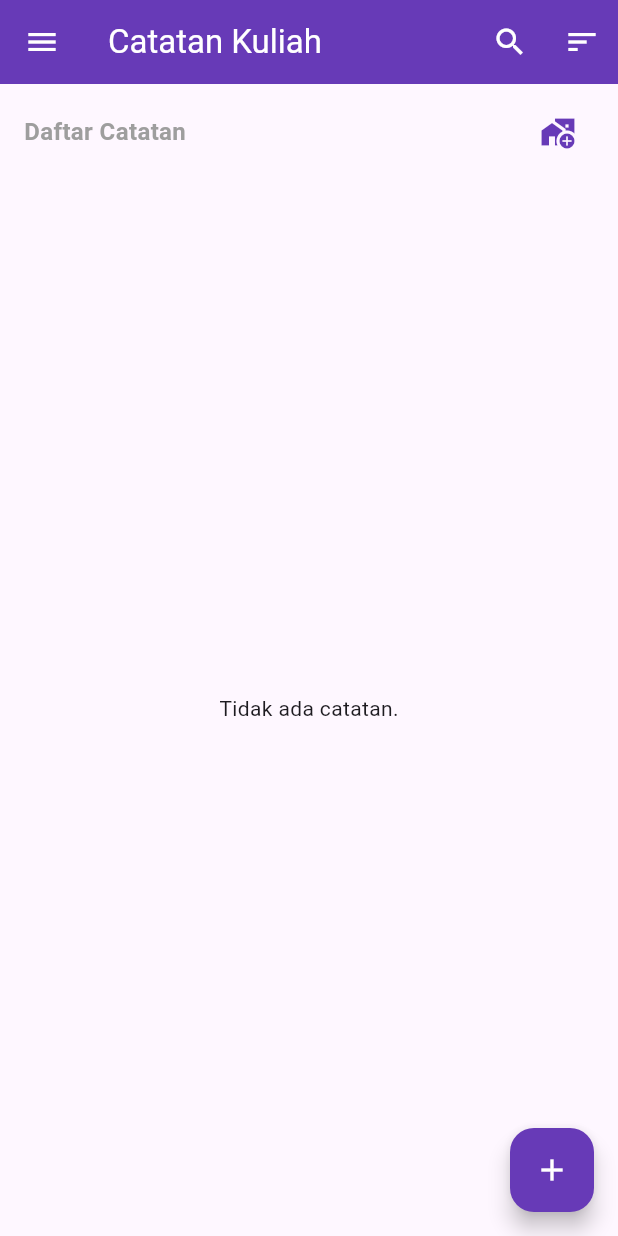
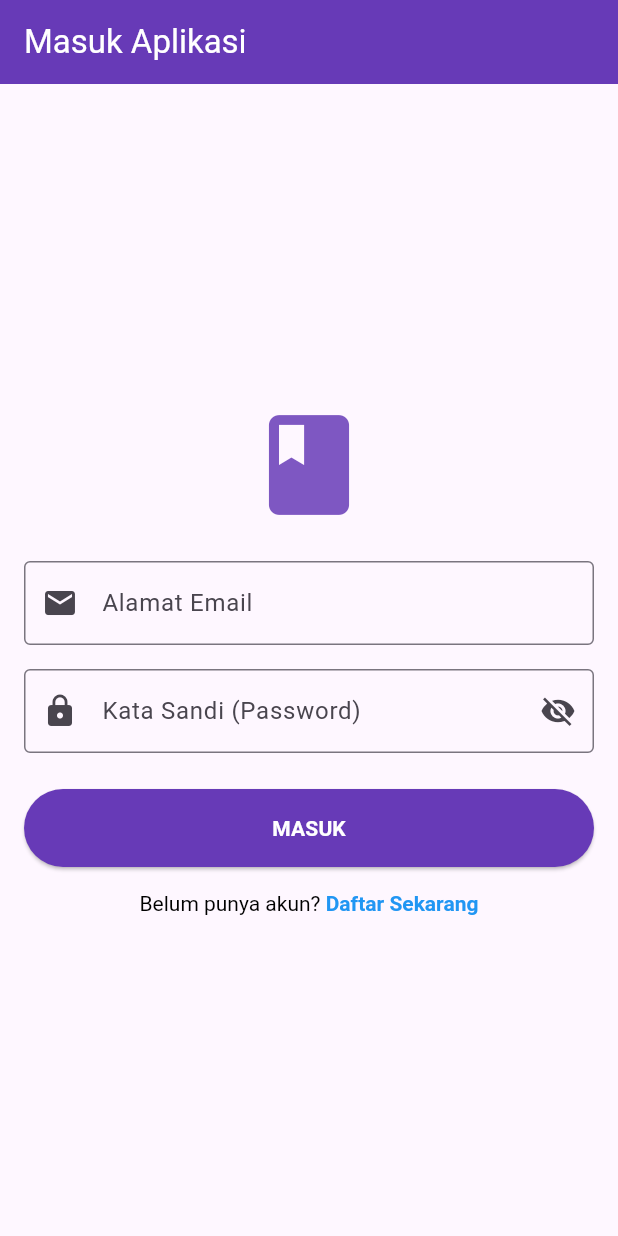
Before and after one commit to Angelim27/tugas-catatan-kuliah-angelim, a Flutter app: the screen it shows after launch, on a phone screen of 412 x 824 dp. Run offline on Flutter 3.47's test engine with Material 3 defaults, Android fonts, the light colour scheme and no system bars; our stand-ins replace cloud_firestore, firebase_auth, firebase_core, firebase_database; accounts and stored records are empty.

Commit message:
sign in sign up

```diff
--- a/catatan_kuliah/lib/main.dart
+++ b/catatan_kuliah/lib/main.dart
@@ -4,6 +4,7 @@ import 'package:provider/provider.dart'; // Import Provider
 import 'firebase_options.dart';
 import 'package:catatan_kuliah/screens/home_screen.dart';
 import 'package:catatan_kuliah/services/theme_provider.dart';
+import 'package:catatan_kuliah/screens/sign_in_screen.dart';
 
 void main() async {
   WidgetsFlutterBinding.ensureInitialized();
@@ -38,7 +39,7 @@ class MyApp extends StatelessWidget {
         colorScheme: ColorScheme.fromSeed(seedColor: Colors.deepPurple, brightness: Brightness.dark),
         useMaterial3: true,
       ),
-      home: const HomeScreen(),
+      home: const SignInScreen(),
     );
   }
 }
--- a/catatan_kuliah/lib/screens/home_screen.dart
+++ b/catatan_kuliah/lib/screens/home_screen.dart
@@ -1,3 +1,5 @@
+import 'package:cloud_firestore/cloud_firestore.dart';
+import 'package:firebase_auth/firebase_auth.dart';
 import 'package:firebase_database/firebase_database.dart';
 import 'package:flutter/material.dart';
 import 'package:intl/intl.dart';
@@ -7,6 +9,8 @@ import 'package:catatan_kuliah/services/theme_provider.dart';
 import 'package:catatan_kuliah/screens/add_note_screen.dart';
 import 'package:catatan_kuliah/screens/note_detail_screen.dart';
 import 'package:catatan_kuliah/screens/course_list_screen.dart';
+
+
 
 class HomeScreen extends StatefulWidget {
   const HomeScreen({super.key});
@@ -264,14 +268,32 @@ class _HomeScreenState extends State<HomeScreen> {
         child: ListView(
           padding: EdgeInsets.zero,
           children: [
-            const UserAccountsDrawerHeader(
-              accountName: Text('Angelim', style: TextStyle(fontWeight: FontWeight.bold)),
-              accountEmail: Text('NPM: 2327240084'),
-              currentAccountPicture: CircleAvatar(
-                backgroundColor: Colors.white,
-                child: Icon(Icons.person, color: Colors.deepPurple, size: 40),
-              ),
-              decoration: BoxDecoration(color: Colors.deepPurple),
+            // GERBANG DINAMIS: Mengambil data user yang sedang login dari Firestore
+            FutureBuilder<DocumentSnapshot>(
+              future: FirebaseFirestore.instance
+                  .collection('users')
+                  .doc(FirebaseAuth.instance.currentUser?.uid)
+                  .get(),
+              builder: (context, snapshot) {
+                // Ambil email langsung dari Firebase Auth sebagai cadangan cepat
+                final String userEmail = FirebaseAuth.instance.currentUser?.email ?? 'Tidak ada email';
+                String userName = 'Memuat nama...';
+
+                if (snapshot.hasData && snapshot.data!.exists) {
+                  final data = snapshot.data!.data() as Map<String, dynamic>?;
+                  userName = data?['fullName'] ?? 'Pengguna';
+                }
+
+                return UserAccountsDrawerHeader(
+                  accountName: Text(userName, style: const TextStyle(fontWeight: FontWeight.bold, fontSize: 16)),
+                  accountEmail: Text(userEmail),
+                  currentAccountPicture: const CircleAvatar(
+                    backgroundColor: Colors.white,
+                    child: Icon(Icons.person, color: Colors.deepPurple, size: 40),
+                  ),
+                  decoration: const BoxDecoration(color: Colors.deepPurple),
+                );
+              },
             ),
             ListTile(
               leading: const Icon(Icons.class_, color: Colors.deepPurple),
--- /dev/null
+++ b/catatan_kuliah/lib/screens/sign_in_screen.dart
@@ -0,0 +1,185 @@
+import 'package:flutter/gestures.dart';
+import 'package:flutter/material.dart';
+import 'package:firebase_auth/firebase_auth.dart';
+import 'package:catatan_kuliah/screens/home_screen.dart';
+import 'package:catatan_kuliah/screens/sign_up_screen.dart';
+
+class SignInScreen extends StatefulWidget {
+  const SignInScreen({super.key});
+  @override
+  SignInScreenState createState() => SignInScreenState();
+}
+
+class SignInScreenState extends State<SignInScreen> {
+  final _emailController = TextEditingController();
+  final _passwordController = TextEditingController();
+  final _formKey = GlobalKey<FormState>();
+  bool _isLoading = false;
+  bool _isPasswordVisible = false;
+
+  void _signIn() async {
+    if (!_formKey.currentState!.validate()) {
+      return;
+    }
+    final email = _emailController.text.trim();
+    final password = _passwordController.text;
+    setState(() => _isLoading = true);
+    try {
+      await FirebaseAuth.instance.signInWithEmailAndPassword(
+        email: email,
+        password: password,
+      );
+      if (!mounted) return;
+      Navigator.of(context).pushReplacement(
+        MaterialPageRoute(builder: (context) => const HomeScreen()),
+      );
+    } on FirebaseAuthException catch (error) {
+      _showSnackBar(_getAuthErrorMessage(error.code));
+    } catch (error) {
+      _showSnackBar('Terjadi kesalahan: $error');
+    } finally {
+      if (mounted) {
+        setState(() => _isLoading = false);
+      }
+    }
+  }
+
+  void _showSnackBar(String message) {
+    ScaffoldMessenger.of(
+      context,
+    ).showSnackBar(SnackBar(content: Text(message)));
+  }
+
+  bool _isValidEmail(String email) {
+    String emailRegex = r"^[a-zA-Z0-9.!#$%&'*+/=?^_`{|}~-]+@[a-zA-Z0-9-]+(?:\.[a-zAZ0-9-]+)*$";
+    return RegExp(emailRegex).hasMatch(email);
+  }
+
+  // Mengubah pesan eror Firebase bawaan ke Bahasa Indonesia yang mudah dipahami
+  String _getAuthErrorMessage(String code) {
+    switch (code) {
+      case 'user-not-found':
+      case 'invalid-email':
+        return 'Email tidak terdaftar atau tidak valid.';
+      case 'wrong-password':
+      case 'invalid-credential':
+        return 'Password atau kredensial salah. Silakan coba lagi.';
+      default:
+        return 'Terjadi kesalahan autentikasi. Silakan coba lagi.';
+    }
+  }
+
+  @override
+  Widget build(BuildContext context) {
+    return Scaffold(
+      appBar: AppBar(
+        title: const Text('Masuk Aplikasi'), // Mengikuti Bahasa Indonesia
+        backgroundColor: Colors.deepPurple,
+        foregroundColor: Colors.white,
+      ),
+      body: Center(
+        child: Padding(
+          padding: const EdgeInsets.all(16.0),
+          child: SingleChildScrollView(
+            child: Form(
+              key: _formKey,
+              child: Column(
+                mainAxisAlignment: MainAxisAlignment.center,
+                children: [
+                  Icon(Icons.book, size: 80, color: Colors.deepPurple.shade400),
+                  const SizedBox(height: 24),
+                  TextFormField(
+                    controller: _emailController,
+                    keyboardType: TextInputType.emailAddress,
+                    decoration: const InputDecoration(
+                      labelText: 'Alamat Email', // Bahasa Indonesia
+                      border: OutlineInputBorder(),
+                      prefixIcon: Icon(Icons.email),
+                    ),
+                    validator: (value) {
+                      if (value == null || value.isEmpty || !_isValidEmail(value)) {
+                        return 'Silakan masukkan email yang valid'; // Bahasa Indonesia
+                      }
+                      return null;
+                    },
+                  ),
+                  const SizedBox(height: 16.0),
+                  TextFormField(
+                    controller: _passwordController,
+                    obscureText: !_isPasswordVisible,
+                    decoration: InputDecoration(
+                      labelText: 'Kata Sandi (Password)', // Bahasa Indonesia
+                      border: const OutlineInputBorder(),
+                      prefixIcon: const Icon(Icons.lock),
+                      suffixIcon: IconButton(
+                        icon: Icon(
+                          _isPasswordVisible
+                              ? Icons.visibility
+                              : Icons.visibility_off,
+                        ),
+                        onPressed: () {
+                          setState(() {
+                            _isPasswordVisible = !_isPasswordVisible;
+                          });
+                        },
+                      ),
+                    ),
+                    validator: (value) {
+                      if (value == null || value.isEmpty) {
+                        return 'Silakan masukkan kata sandi Anda'; // Bahasa Indonesia
+                      }
+                      return null;
+                    },
+                  ),
+                  const SizedBox(height: 24.0),
+                  _isLoading
+                      ? const CircularProgressIndicator()
+                      : SizedBox(
+                          width: double.infinity,
+                          child: ElevatedButton(
+                            onPressed: _signIn,
+                            style: ElevatedButton.styleFrom(
+                              backgroundColor: Colors.deepPurple,
+                              foregroundColor: Colors.white,
+                              padding: const EdgeInsets.symmetric(vertical: 16),
+                            ),
+                            child: const Text('MASUK', style: TextStyle(fontWeight: FontWeight.bold)), // Bahasa Indonesia
+                          ),
+                        ),
+                  const SizedBox(height: 16.0),
+                  RichText(
+                    text: TextSpan(
+                      style: const TextStyle(
+                        fontSize: 14.0,
+                        color: Colors.black,
+                      ),
+                      children: [
+                        const TextSpan(text: "Belum punya akun? "), // Bahasa Indonesia
+                        TextSpan(
+                          text: "Daftar Sekarang", // Bahasa Indonesia
+                          style: const TextStyle(
+                            color: Colors.blue,
+                            fontWeight: FontWeight.bold,
+                          ),
+                          recognizer: TapGestureRecognizer()
+                            ..onTap = () {
+                              Navigator.push(
+                                context,
+                                MaterialPageRoute(
+                                  builder: (context) => const SignUpScreen(),
+                                ),
+                              );
+                            },
+                        ),
+                      ],
+                    ),
+                  ),
+                ],
+              ),
+            ),
+          ),
+        ),
+      ),
+    );
+  }
+}
--- a/catatan_kuliah/pubspec.yaml
+++ b/catatan_kuliah/pubspec.yaml
@@ -38,6 +38,8 @@ dependencies:
   firebase_database: ^12.4.1
   intl: ^0.20.2
   provider: ^6.1.5+1
+  firebase_auth: ^6.5.1
+  cloud_firestore: ^6.4.1
 
 dev_dependencies:
   flutter_test:
```
Also changed, not shown: catatan_kuliah/lib/screens/sign_up_screen.dart (added, +200 -0 lines), catatan_kuliah/pubspec.lock, 3 other files.
